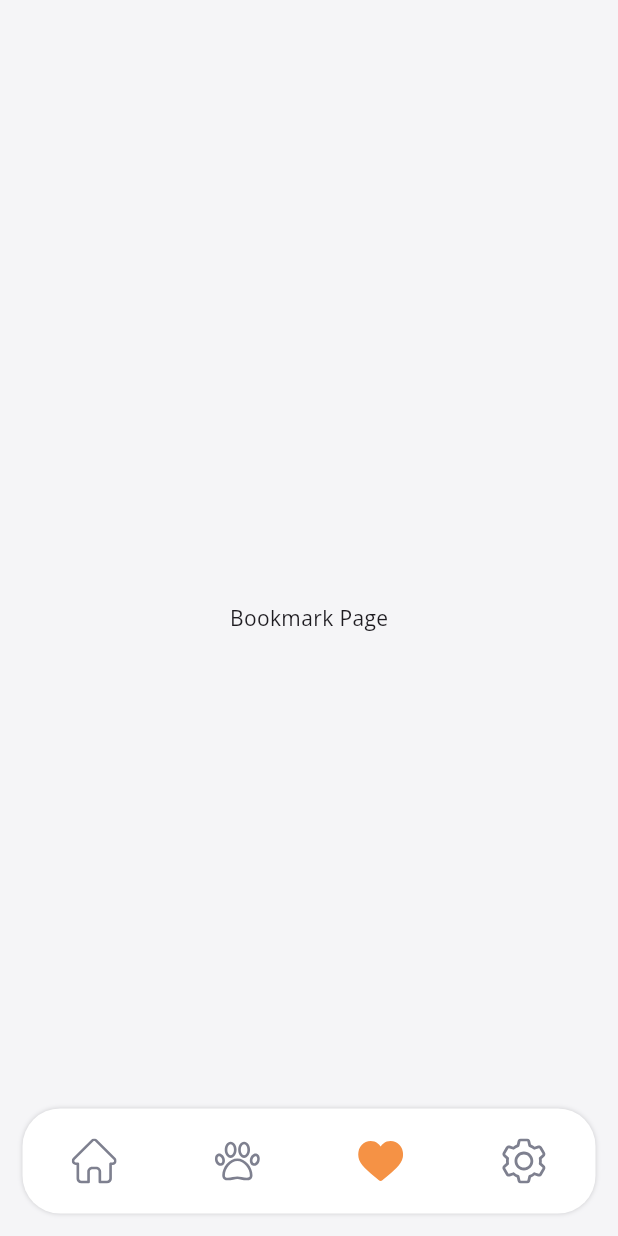
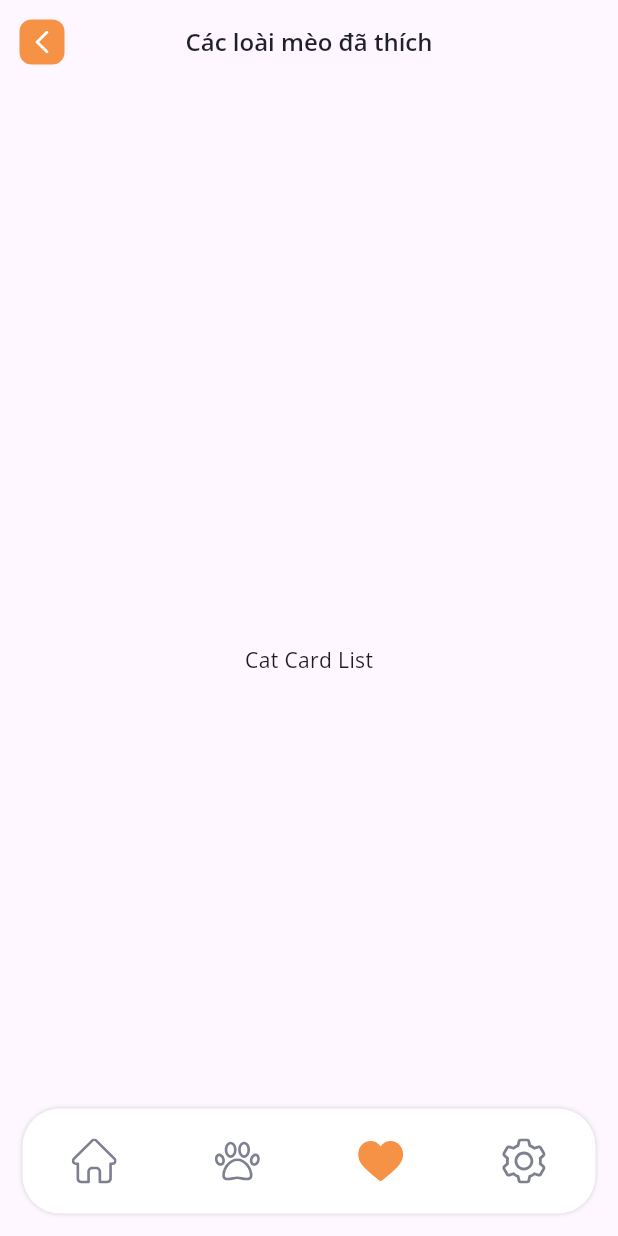
Before and after one commit to vnKhanhsDev/meow-world-flutter-app, a Flutter app: the screen it shows after launch, item 3 of the bottom bar chosen, on a phone screen of 412 x 824 dp. Run offline on Flutter 3.47's test engine with Material 3 defaults, Android fonts, the phone set to English and light mode, and no system bars; our stand-ins replace flutter_svg.

Commit message:
update sub_app_bar widget

```diff
--- a/lib/constants/mw_constants.dart
+++ b/lib/constants/mw_constants.dart
@@ -41,3 +41,8 @@ class AppFontWeights {
   static const FontWeight boldOS = FontWeight.w700;
   static const FontWeight extraBoldOS = FontWeight.w800;
 }
+
+// Image & Icon Path Contants
+class AppImagePaths {
+  static const String backIconPath = "assets/icons/back.svg";
+}
--- /dev/null
+++ b/lib/screens/favorite_screen.dart
@@ -0,0 +1,16 @@
+import 'package:flutter/material.dart';
+import 'package:meow_world_app/widgets/sub_app_bar.dart';
+
+class FavoriteScreen extends StatelessWidget {
+  @override
+  Widget build(BuildContext context) {
+    return Scaffold(
+      appBar: SubAppBar("Các loài mèo đã thích"),
+      body: Container(
+        child: Center(
+          child: Text("Cat Card List"),
+        ),
+      )
+    );
+  }
+}
--- a/lib/screens/main_screen.dart
+++ b/lib/screens/main_screen.dart
@@ -1,6 +1,7 @@
 import 'package:flutter/material.dart';
 import 'package:flutter_svg/flutter_svg.dart';
 import 'package:meow_world_app/constants/mw_constants.dart';
+import 'package:meow_world_app/screens/favorite_screen.dart';
 
 class MainScreen extends StatefulWidget {
   const MainScreen({Key? key}) : super(key: key);
@@ -35,12 +36,7 @@ class _MainScreenState extends State<MainScreen> with TickerProviderStateMixin {
     {
       "icon": "assets/icons/heart-outlined.svg",
       "active_icon": "assets/icons/heart-filled.svg",
-      "page": Container(
-        color: AppColors.neutralColor20,
-        child: Center(
-          child: Text("Bookmark Page"),
-        ),
-      )
+      "page": FavoriteScreen(),
     },
     {
       "icon": "assets/icons/setting-outlined.svg",
@@ -156,7 +152,7 @@ class BottomBarItem extends StatelessWidget {
       child: Container(
         alignment: Alignment.center,
         child: Container(
-          padding: EdgeInsets.all(8),
+          padding: EdgeInsets.symmetric(horizontal: 25, vertical: 15),
           child: SvgPicture.asset(
             icon,
             colorFilter: isActive
--- /dev/null
+++ b/lib/widgets/sub_app_bar.dart
@@ -0,0 +1,55 @@
+import 'package:flutter/material.dart';
+import 'package:flutter_svg/flutter_svg.dart';
+import 'package:meow_world_app/constants/mw_constants.dart';
+
+class SubAppBar extends StatelessWidget implements PreferredSizeWidget{
+  // Properties
+  final String titleScreen;
+  final String icon = AppImagePaths.backIconPath;
+  final VoidCallback? onBackBtnPressed;
+
+  // Constructor
+  const SubAppBar(this.titleScreen,{
+    this.onBackBtnPressed
+  });
+
+  @override
+  Size get preferredSize => Size.fromHeight(kToolbarHeight);
+
+  @override
+  Widget build(BuildContext context) {
+    return AppBar(
+      centerTitle: true,
+      elevation: 0,
+      toolbarHeight: 100,
+      title: Text(
+          titleScreen,
+          style: TextStyle(
+            color: AppColors.neutralColor100,
+            fontSize: AppFontSizes.fsTitleScreen,
+            fontWeight: AppFontWeights.semiBoldOS,
+          ),
+      ),
+      leading: IconButton(
+        hoverColor: Colors.transparent,
+        highlightColor: Colors.transparent,
+        icon: Container(
+          padding: EdgeInsets.all(7.5),
+          decoration: BoxDecoration(
+              color: AppColors.mainColor,
+              borderRadius: BorderRadius.circular(8)
+          ),
+          child: SvgPicture.asset(
+            icon,
+            width: 15,
+            height: 15,
+            colorFilter: ColorFilter.mode(AppColors.neutralColor10, BlendMode.srcIn),
+          ),
+        ),
+        onPressed: onBackBtnPressed ?? () {
+          Navigator.of(context).pop();
+        },
+      )
+    );
+  }
+}
```
Also changed, not shown: assets/icons/back.svg (added).
